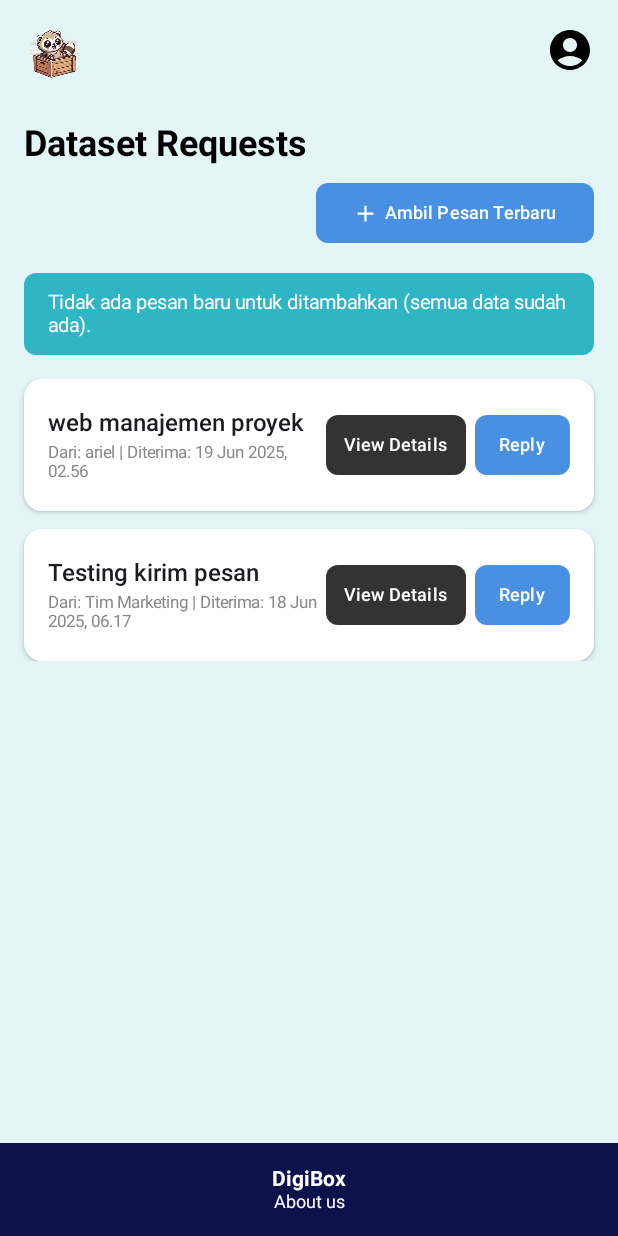
After one commit to rangga-aditya12/Projek-Dataset-Management, an Android app built with Jetpack Compose: the DatasetRequestsScreen screen opened through its navigation route, on a phone screen of 412 x 824 dp. The commit adds this screen. Run offline under Robolectric (Android 15) with nearby library versions, the phone set to English and light mode, and no system bars; our stand-ins replace Room's generated code.

Commit message:
Tambahan dataset requests

```diff
--- a/app/src/main/java/com/example/digiboxtest/MainActivity.kt
+++ b/app/src/main/java/com/example/digiboxtest/MainActivity.kt
@@ -23,6 +23,7 @@ import androidx.compose.foundation.text.KeyboardActions
 import androidx.compose.foundation.text.KeyboardOptions
 import androidx.compose.material.icons.Icons
 import androidx.compose.material.icons.filled.AccountCircle
+import androidx.compose.material.icons.filled.Inbox
 import androidx.compose.material.icons.filled.Search
 import androidx.compose.material3.Button
 import androidx.compose.material3.ButtonDefaults
@@ -63,6 +64,7 @@ import com.example.digiboxtest.ui.theme.CreateDatasetScreen
 import com.example.digiboxtest.ui.theme.DatasetDetailScreen
 import com.example.digiboxtest.ui.theme.DatasetListScreen
 import com.example.digiboxtest.ui.theme.DatasetMetadataScreen
+import com.example.digiboxtest.ui.theme.DatasetRequestsScreen
 import com.example.digiboxtest.ui.theme.EditDatasetScreen
 import com.example.digiboxtest.ui.theme.LoginScreen
 import com.example.digiboxtest.ui.theme.ProfileScreen
@@ -183,6 +185,10 @@ fun DigiBoxApp() {
                     )
                 }
             }
+            // New route for Dataset Requests
+            composable("datasetRequests") {
+                DatasetRequestsScreen(navController = navController)
+            }
         }
     }
 }
@@ -217,6 +223,15 @@ fun DigiboxMobileUI(navController: NavController, isLoggedIn: Boolean, onProfile
                     contentDescription = null,
                     modifier = Modifier.size(40.dp)
                 )
+                Row(verticalAlignment = Alignment.CenterVertically) {
+                    Icon(
+                        imageVector = Icons.Default.Inbox,
+                        contentDescription = "Dataset Requests",
+                        modifier = Modifier
+                            .size(32.dp)
+                            .clickable { navController.navigate("datasetRequests") }
+                    )
+                    Spacer(modifier = Modifier.width(8.dp))
                     Icon(
                         imageVector = Icons.Default.AccountCircle,
                         contentDescription = "Profile",
@@ -224,6 +239,7 @@ fun DigiboxMobileUI(navController: NavController, isLoggedIn: Boolean, onProfile
                             .size(32.dp)
                             .clickable { onProfileClick() }
                     )
+                }
             }
 
             Spacer(modifier = Modifier.height(16.dp))
--- /dev/null
+++ b/app/src/main/java/com/example/digiboxtest/ui/theme/DatasetRequestsScreen.kt
@@ -0,0 +1,190 @@
+package com.example.digiboxtest.ui.theme
+
+import androidx.compose.foundation.Image
+import androidx.compose.foundation.background
+import androidx.compose.foundation.layout.*
+import androidx.compose.foundation.lazy.LazyColumn
+import androidx.compose.foundation.lazy.items
+import androidx.compose.foundation.shape.RoundedCornerShape
+import androidx.compose.material.icons.Icons
+import androidx.compose.material.icons.filled.AccountCircle
+import androidx.compose.material.icons.filled.Add
+import androidx.compose.material3.*
+import androidx.compose.runtime.*
+import androidx.compose.ui.Alignment
+import androidx.compose.ui.Modifier
+import androidx.compose.ui.graphics.Color
+import androidx.compose.ui.res.painterResource
+import androidx.compose.ui.text.font.FontWeight
+import androidx.compose.ui.unit.dp
+import androidx.compose.ui.unit.sp
+import androidx.navigation.NavController
+import com.example.digiboxtest.R
+import kotlinx.coroutines.delay
+import kotlinx.coroutines.launch
+
+// Data class for a single request
+data class DatasetRequest(
+    val id: Int,
+    val title: String,
+    val sender: String,
+    val date: String
+)
+
+// Mock data to simulate API response
+val mockRequests = listOf(
+    DatasetRequest(1, "web manajemen proyek", "ariel", "19 Jun 2025, 02.56"),
+    DatasetRequest(2, "Testing kirim pesan", "Tim Marketing", "18 Jun 2025, 06.17")
+)
+
+@Composable
+fun DatasetRequestsScreen(navController: NavController) {
+    var requests by remember { mutableStateOf(mockRequests) }
+    var message by remember { mutableStateOf("Tidak ada pesan baru untuk ditambahkan (semua data sudah ada).") }
+    val coroutineScope = rememberCoroutineScope()
+    var isLoading by remember { mutableStateOf(false) }
+
+    val backgroundColor = Color(0xFFE4F5F8) // Light cyan/blue from image
+
+    Scaffold(
+        topBar = {
+            Row(
+                modifier = Modifier
+                    .fillMaxWidth()
+                    .padding(horizontal = 16.dp, vertical = 8.dp),
+                horizontalArrangement = Arrangement.SpaceBetween,
+                verticalAlignment = Alignment.CenterVertically
+            ) {
+                Image(
+                    painter = painterResource(id = R.drawable.logo),
+                    contentDescription = "DigiBox Logo",
+                    modifier = Modifier.size(50.dp)
+                )
+                Icon(
+                    imageVector = Icons.Default.AccountCircle,
+                    contentDescription = "Profile",
+                    modifier = Modifier.size(32.dp)
+                )
+            }
+        },
+        bottomBar = {
+            Box(
+                modifier = Modifier
+                    .fillMaxWidth()
+                    .background(Color(0xFF0D124B)) // Dark blue footer
+                    .padding(16.dp),
+                contentAlignment = Alignment.Center
+            ) {
+                Column(horizontalAlignment = Alignment.CenterHorizontally) {
+                    Text("DigiBox", color = Color.White, fontWeight = FontWeight.Bold)
+                    Text("About us", color = Color.White, fontSize = 12.sp)
+                }
+            }
+        },
+        containerColor = backgroundColor
+    ) { paddingValues ->
+        Column(
+            modifier = Modifier
+                .padding(paddingValues)
+                .padding(horizontal = 16.dp)
+                .fillMaxSize()
+        ) {
+            Spacer(modifier = Modifier.height(16.dp))
+            Text("Dataset Requests", fontSize = 24.sp, fontWeight = FontWeight.Bold)
+            Spacer(modifier = Modifier.height(8.dp))
+
+            Box(modifier = Modifier.fillMaxWidth()) {
+                Button(
+                    onClick = {
+                        isLoading = true
+                        message = "Mengambil data terbaru..."
+                        coroutineScope.launch {
+                            delay(2000) // Simulate network delay
+                            message = "Semua data sudah yang terbaru."
+                            isLoading = false
+                        }
+                    },
+                    modifier = Modifier.align(Alignment.CenterEnd),
+                    shape = RoundedCornerShape(8.dp),
+                    colors = ButtonDefaults.buttonColors(containerColor = Color(0xFF4A90E2)) // Blue color from image
+                ) {
+                    Icon(Icons.Default.Add, contentDescription = null, modifier = Modifier.size(18.dp))
+                    Spacer(modifier = Modifier.width(4.dp))
+                    Text("Ambil Pesan Terbaru", fontSize = 12.sp)
+                }
+            }
+            Spacer(modifier = Modifier.height(16.dp))
+
+            // Message bar
+            Box(
+                modifier = Modifier
+                    .fillMaxWidth()
+                    .background(Color(0xFF2FB5C4), shape = RoundedCornerShape(8.dp))
+                    .padding(horizontal = 16.dp, vertical = 12.dp)
+            ) {
+                Text(text = message, color = Color.White, fontSize = 13.sp)
+            }
+            Spacer(modifier = Modifier.height(16.dp))
+
+            if (isLoading) {
+                Box(modifier = Modifier.fillMaxSize(), contentAlignment = Alignment.Center) {
+                    CircularProgressIndicator()
+                }
+            } else {
+                LazyColumn(verticalArrangement = Arrangement.spacedBy(12.dp)) {
+                    items(requests) { request ->
+                        RequestCard(request)
+                    }
+                }
+            }
+        }
+    }
+}
+
+@Composable
+fun RequestCard(request: DatasetRequest) {
+    Card(
+        modifier = Modifier.fillMaxWidth(),
+        shape = RoundedCornerShape(12.dp),
+        colors = CardDefaults.cardColors(containerColor = Color.White),
+        elevation = CardDefaults.cardElevation(defaultElevation = 2.dp)
+    ) {
+        Row(
+            modifier = Modifier
+                .padding(horizontal = 16.dp, vertical = 20.dp)
+                .fillMaxWidth(),
+            verticalAlignment = Alignment.CenterVertically,
+            horizontalArrangement = Arrangement.SpaceBetween
+        ) {
+            Column(modifier = Modifier.weight(1f)) {
+                Text(request.title, fontWeight = FontWeight.SemiBold, fontSize = 16.sp)
+                Spacer(modifier = Modifier.height(4.dp))
+                Text(
+                    "Dari: ${request.sender} | Diterima: ${request.date}",
+                    fontSize = 11.sp,
+                    color = Color.Gray
+                )
+            }
+            Row(
+                horizontalArrangement = Arrangement.spacedBy(6.dp)
+            ) {
+                Button(
+                    onClick = { /* TODO: Implement View Details */ },
+                    shape = RoundedCornerShape(8.dp),
+                    colors = ButtonDefaults.buttonColors(containerColor = Color(0xFF333333)),
+                    contentPadding = PaddingValues(horizontal = 12.dp)
+                ) {
+                    Text("View Details", fontSize = 12.sp, color = Color.White)
+                }
+                Button(
+                    onClick = { /* TODO: Implement Reply */ },
+                    shape = RoundedCornerShape(8.dp),
+                    colors = ButtonDefaults.buttonColors(containerColor = Color(0xFF4A90E2)),
+                    contentPadding = PaddingValues(horizontal = 16.dp)
+                ) {
+                    Text("Reply", fontSize = 12.sp, color = Color.White)
+                }
+            }
+        }
+    }
+}
```
Lines whose indentation alone changed are shown as unchanged.
